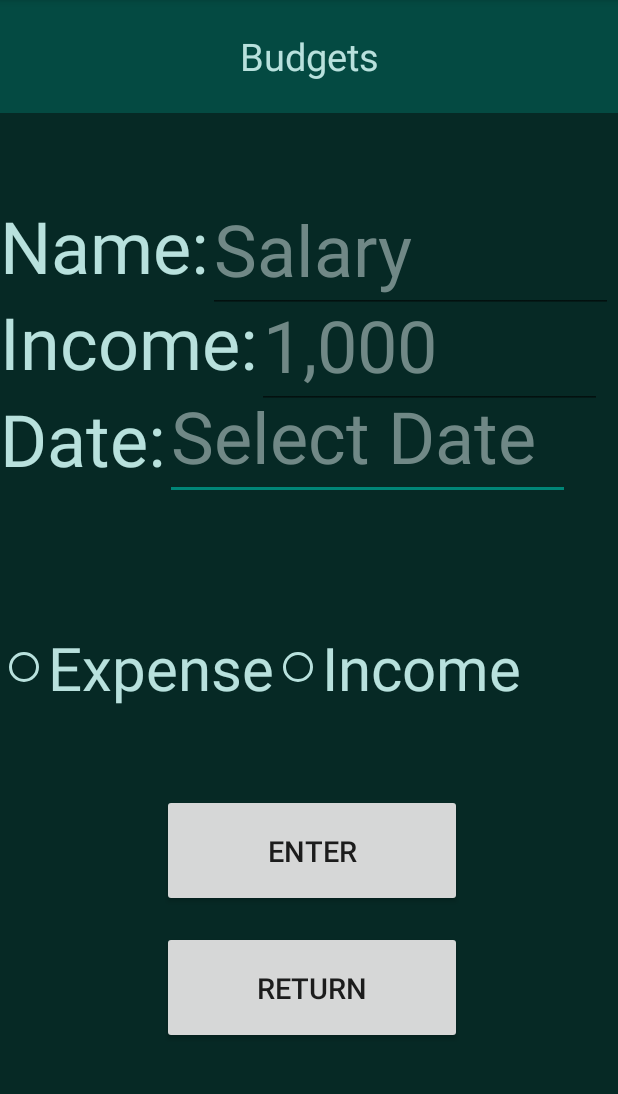
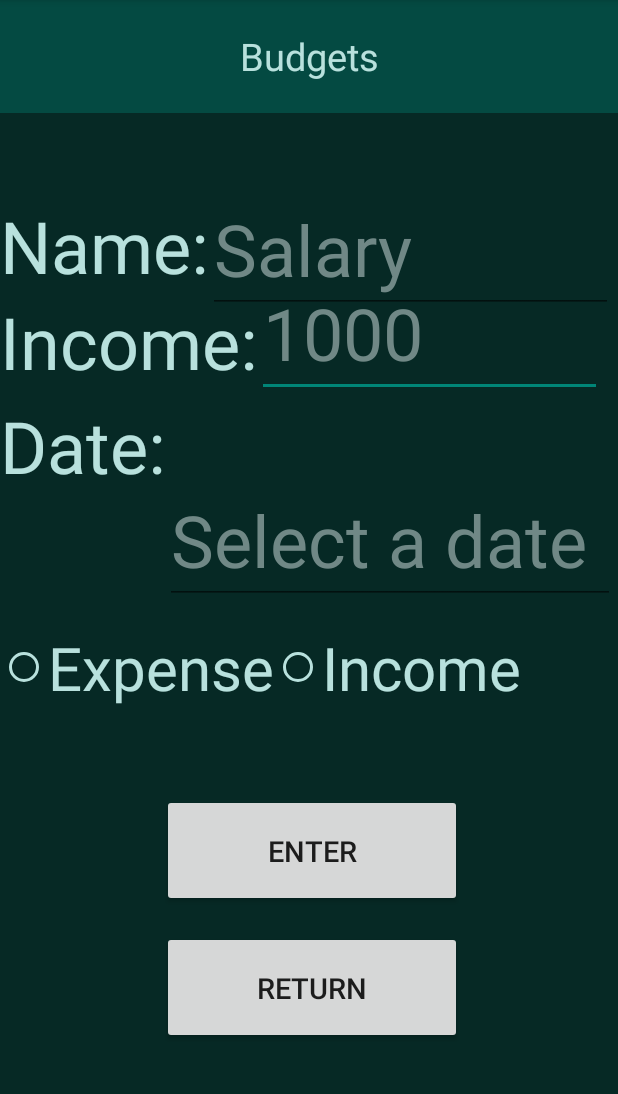
Before and after one commit to zientekb1/Incognito-Finance, an Android app: the MainActivity screen opened directly, with no data from a screen before it, after a tap on "ADD INCOME OR EXPENSE", on a phone screen of 412 x 824 dp, the part 84-1178 px from its top. Run offline under Robolectric (Android 15) with nearby library versions, the light colour scheme and no system bars.

Commit message:
Is able to take things inputted from user_input_info into a ListArray onto MainActivity however the list doesn't expand when adding multiple elements. The Amount Saved value does work as intended.

```diff
--- a/app/src/main/java/com/example/budget_tracking_app_1/MainActivity.java
+++ b/app/src/main/java/com/example/budget_tracking_app_1/MainActivity.java
@@ -3,23 +3,76 @@ package com.example.budget_tracking_app_1;
 import androidx.appcompat.app.AppCompatActivity;
 
 import android.content.Intent;
+import android.content.SharedPreferences;
+import android.graphics.Color;
 import android.os.Bundle;
 import android.view.View;
+import android.widget.ArrayAdapter;
 import android.widget.Button;
+import android.widget.ListView;
+import android.widget.TextView;
+
+
+import java.util.ArrayList;
 
 public class MainActivity extends AppCompatActivity {
+    ArrayList<String> addArray = new ArrayList<String>();
+    ListView show;
     Button add_income_button;
+    TextView amount_saved_num;
+    double amount_total = 0.0;
+    SharedPreferences sharedPreferences;
+    public static final String AMOUNT_TOTAL_KEY = "amount_total";
+
     @Override
     protected void onCreate(Bundle savedInstanceState) {
         super.onCreate(savedInstanceState);
         setContentView(R.layout.activity_main);
+        show = findViewById(R.id.Name_list);
+        sharedPreferences = getSharedPreferences("MyPrefs", MODE_PRIVATE);
+
+        // Retrieve the value of amount_total from SharedPreferences
+        amount_total = sharedPreferences.getFloat(AMOUNT_TOTAL_KEY, 0.0f);
+        amount_saved_num = findViewById(R.id.amount_saved_num);
+        amount_saved_num.setText(String.valueOf(amount_total));
+
         add_income_button = findViewById(R.id.Add_Budget_or_Expense);
         add_income_button.setOnClickListener(new View.OnClickListener() {
-            @Override
             public void onClick(View v) {
                 Intent intent = new Intent(MainActivity.this, user_input_info.class);
+                intent.putExtra("amount_total", amount_total);
                 startActivity(intent);
             }
         });
+        // Retrieve the values from the Intent
+        Intent intent = getIntent();
+        if (intent != null) {
+            String name = intent.getStringExtra("name");
+            double income = intent.getDoubleExtra("income", 0.0);
+            String date = intent.getStringExtra("date");
+
+            // Add name, income, and date to the addArray ArrayList
+            addArray.add(name + ": " + income + " (" + date + ")");
+
+            CustomArrayAdapter adapter = new CustomArrayAdapter(MainActivity.this, android.R.layout.simple_list_item_1, addArray);
+            show.setAdapter(adapter);
+        }
+    }
+
+    private class CustomArrayAdapter extends ArrayAdapter<String> {
+        public CustomArrayAdapter(MainActivity context, int resource, ArrayList<String> items) {
+            super(context, resource, items);
+        }
+
+        @Override
+        public View getView(int position, View convertView, android.view.ViewGroup parent) {
+            View view = super.getView(position, convertView, parent);
+
+            // Set the text color to #B8E1DD
+            TextView textView = (TextView) view.findViewById(android.R.id.text1);
+            textView.setTextColor(Color.parseColor("#B8E1DD"));
+
+            return view;
+        }
     }
 }
--- a/app/src/main/java/com/example/budget_tracking_app_1/user_input_info.java
+++ b/app/src/main/java/com/example/budget_tracking_app_1/user_input_info.java
@@ -4,23 +4,35 @@ import androidx.appcompat.app.AppCompatActivity;
 
 import android.app.DatePickerDialog;
 import android.content.Intent;
+import android.content.SharedPreferences;
 import android.os.Bundle;
 import android.view.View;
 import android.widget.Button;
 import android.widget.DatePicker;
 import android.widget.EditText;
+import android.widget.RadioButton;
+import android.widget.RadioGroup;
 
 import java.util.Calendar;
 
 public class user_input_info extends AppCompatActivity {
-    EditText date_edit_text;
+    EditText date_edit_text, name_text, income_text;
     DatePickerDialog datePickerDialog;
-    Button return_button;
+    Button return_button, enter_button;
+    RadioGroup radioGroup;
+    RadioButton radioButton;
+    double amount_total = 0.0;
+    SharedPreferences sharedPreferences;
+    public static final String AMOUNT_TOTAL_KEY = "amount_total";
+
     @Override
     protected void onCreate(Bundle savedInstanceState) {
         super.onCreate(savedInstanceState);
         setContentView(R.layout.activity_user_input_info);
-        date_edit_text = findViewById(R.id.Date_editText);
+        sharedPreferences = getSharedPreferences("MyPrefs", MODE_PRIVATE);
+
+        // Calendar date stuff
+        date_edit_text = findViewById(R.id.date_edit_text);
         Calendar calendar = Calendar.getInstance();
         final int day = calendar.get(Calendar.DAY_OF_MONTH);
         final int year = calendar.get(Calendar.YEAR);
@@ -31,14 +43,14 @@ public class user_input_info extends AppCompatActivity {
                 datePickerDialog = new DatePickerDialog(user_input_info.this, new DatePickerDialog.OnDateSetListener() {
                     @Override
                     public void onDateSet(DatePicker view, int year, int month, int dayOfMonth) {
-                        date_edit_text.setText((month+1)+"/"+dayOfMonth+"/"+year);
+                        date_edit_text.setText((month + 1) + "/" + dayOfMonth + "/" + year);
                     }
-                },year, month, day);
+                }, year, month, day);
                 datePickerDialog.show();
             }
         });
 
-
+        // return button stuff
         return_button = findViewById(R.id.Return_button);
         return_button.setOnClickListener(new View.OnClickListener() {
             @Override
@@ -47,5 +59,46 @@ public class user_input_info extends AppCompatActivity {
                 startActivity(intent);
             }
         });
+
+        // enter button stuff
+        name_text = findViewById(R.id.name_edit_text);
+        income_text = findViewById(R.id.Income_edit_text);
+        date_edit_text = findViewById(R.id.date_edit_text);
+        enter_button = findViewById(R.id.Enter_button);
+        radioGroup = findViewById(R.id.radioGroup);
+        enter_button.setOnClickListener(new View.OnClickListener() {
+            @Override
+            public void onClick(View v) {
+                String name = name_text.getText().toString();
+                double income = Double.parseDouble(income_text.getText().toString());
+                String date = date_edit_text.getText().toString();
+                int radioId = radioGroup.getCheckedRadioButtonId();
+                radioButton = findViewById(radioId);
+
+                amount_total = sharedPreferences.getFloat(AMOUNT_TOTAL_KEY, 0.0f);
+
+                if (radioId == R.id.Expense_button) {
+                    amount_total -= income;
+                } else if (radioId == R.id.Income_button) {
+                    amount_total += income;
+                } else {
+                    amount_total += 5;
+                }
+
+                // Update the value of amount_total in SharedPreferences
+                SharedPreferences.Editor editor = sharedPreferences.edit();
+                editor.putFloat(AMOUNT_TOTAL_KEY, (float) amount_total);
+                editor.apply();
+
+                // Create an Intent to return the data to MainActivity
+                Intent intent = new Intent(user_input_info.this, MainActivity.class);
+                intent.putExtra("name", name);
+                intent.putExtra("income", income);
+                intent.putExtra("date", date);
+                intent.putExtra("amount_total", amount_total);
+                startActivity(intent);
+            }
+        });
+
     }
 }
--- a/app/src/main/res/layout/activity_user_input_info.xml
+++ b/app/src/main/res/layout/activity_user_input_info.xml
@@ -2,7 +2,6 @@
 <androidx.constraintlayout.widget.ConstraintLayout xmlns:android="http://schemas.android.com/apk/res/android"
     xmlns:app="http://schemas.android.com/apk/res-auto"
     xmlns:tools="http://schemas.android.com/tools"
-    android:id="@+id/Name_edit_text"
     android:layout_width="match_parent"
     android:layout_height="match_parent"
     android:background="#062925"
@@ -41,7 +40,7 @@
         android:textColor="#B8E1DD"
         android:textSize="48sp"
         app:layout_constraintStart_toStartOf="parent"
-        app:layout_constraintTop_toBottomOf="@+id/Income_text" />
+        app:layout_constraintTop_toBottomOf="@+id/Income_edit_text" />
 
     <RadioGroup
         android:id="@+id/radioGroup"
@@ -49,11 +48,11 @@
         android:layout_height="wrap_content"
         android:layout_marginBottom="57dp"
         android:orientation="horizontal"
-        app:layout_constraintBottom_toTopOf="@+id/Enter"
+        app:layout_constraintBottom_toTopOf="@+id/Enter_button"
         app:layout_constraintStart_toStartOf="parent">
 
         <RadioButton
-            android:id="@+id/Expense"
+            android:id="@+id/Expense_button"
             android:layout_width="match_parent"
             android:layout_height="wrap_content"
             android:buttonTint="#B8E1DD"
@@ -62,7 +61,7 @@
             android:textSize="40sp" />
 
         <RadioButton
-            android:id="@+id/Income"
+            android:id="@+id/Income_button"
             android:layout_width="match_parent"
             android:layout_height="wrap_content"
             android:buttonTint="#B8E1DD"
@@ -71,23 +70,8 @@
             android:textSize="40sp" />
     </RadioGroup>
 
-    <EditText
-        android:id="@+id/Date_editText"
-        android:layout_width="wrap_content"
-        android:layout_height="69sp"
-        android:layout_marginTop="4dp"
-        android:width="270dp"
-        android:ems="10"
-        android:hint="Select Date"
-        android:inputType="none"
-        android:textColor="#B8E1DD"
-        android:textColorHint="#708886"
-        android:textSize="48sp"
-        app:layout_constraintStart_toEndOf="@+id/Date_to_be_Recieved"
-        app:layout_constraintTop_toBottomOf="@+id/Income_text" />
-
     <TextView
-        android:id="@+id/Income_text"
+        android:id="@+id/Income"
         android:layout_width="0dp"
         android:layout_height="wrap_content"
         android:layout_marginTop="120dp"
@@ -98,18 +82,18 @@
         app:layout_constraintTop_toBottomOf="@+id/Month_name" />
 
     <EditText
-        android:id="@+id/Income_editText"
+        android:id="@+id/Income_edit_text"
         android:layout_width="wrap_content"
         android:layout_height="69sp"
-        android:layout_marginTop="128dp"
+        android:layout_marginTop="120dp"
         android:width="230dp"
         android:ems="10"
-        android:hint="1,000"
+        android:hint="1000"
         android:inputType="number"
         android:textColor="#B8E1DD"
         android:textColorHint="#708886"
         android:textSize="48sp"
-        app:layout_constraintStart_toEndOf="@+id/Income_text"
+        app:layout_constraintStart_toEndOf="@+id/Income"
         app:layout_constraintTop_toBottomOf="@+id/Month_name" />
 
     <Button
@@ -131,7 +115,7 @@
         app:layout_constraintStart_toStartOf="parent" />
 
     <Button
-        android:id="@+id/Enter"
+        android:id="@+id/Enter_button"
         android:layout_width="200dp"
         android:layout_height="75dp"
         android:layout_marginStart="108dp"
@@ -142,7 +126,7 @@
         app:layout_constraintStart_toStartOf="parent" />
 
     <EditText
-        android:id="@+id/editTextText"
+        android:id="@+id/name_edit_text"
         android:layout_width="wrap_content"
         android:layout_height="69sp"
         android:layout_marginTop="64dp"
@@ -157,4 +141,19 @@
         app:layout_constraintStart_toEndOf="@+id/Budget_Name"
         app:layout_constraintTop_toBottomOf="@+id/Month_name" />
 
+    <EditText
+        android:id="@+id/date_edit_text"
+        android:layout_width="wrap_content"
+        android:layout_height="wrap_content"
+        android:layout_marginBottom="15dp"
+        android:width="300dp"
+        android:ems="10"
+        android:hint="Select a date"
+        android:inputType="none"
+        android:textColor="#B8E1DD"
+        android:textColorHint="#708886"
+        android:textSize="48sp"
+        app:layout_constraintBottom_toTopOf="@+id/radioGroup"
+        app:layout_constraintStart_toEndOf="@+id/Date_to_be_Recieved" />
+
 </androidx.constraintlayout.widget.ConstraintLayout>
```
Also changed, not shown: app/src/main/res/layout/activity_main.xml (+26 -52 lines).
